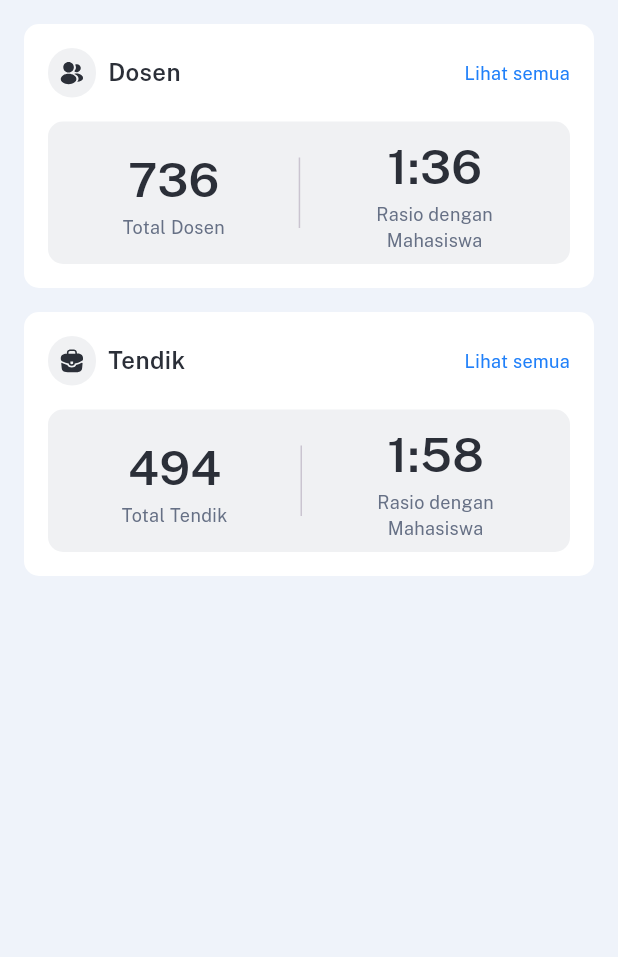
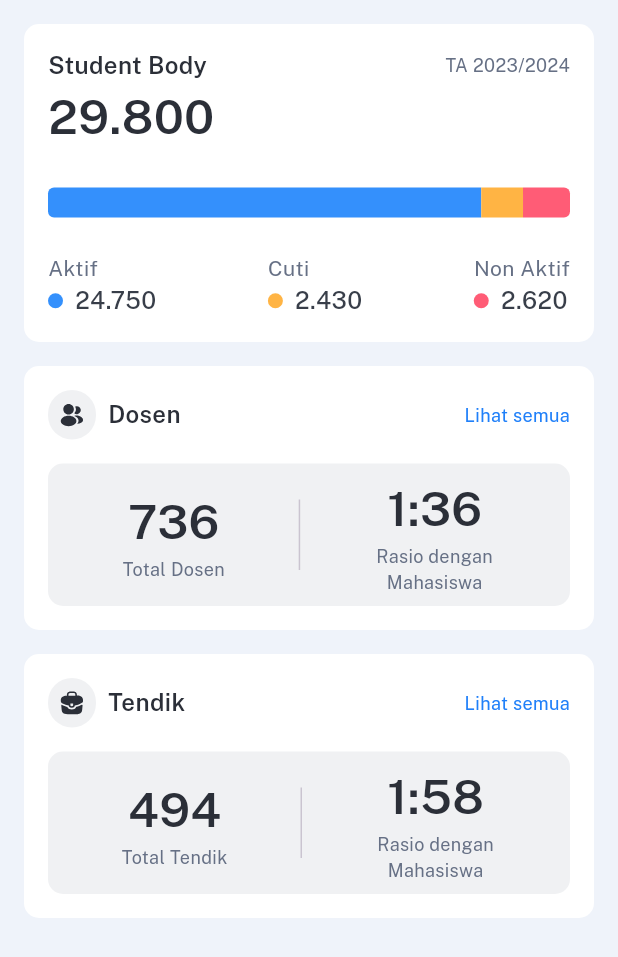
Before and after one commit to ahmluthfi/DES_UAD, a Flutter app: the screen it shows after launch, on a phone screen of 412 x 824 dp. Shown: the top 957 px of the screen. Run offline on Flutter 3.47's test engine with Material 3 defaults, Android fonts, the phone set to English and light mode, and no system bars; our stand-ins replace flutter_svg, google_fonts.

Commit message:
adding new student widget that show all the active/inactive/onleave student

```diff
--- a/lib/core/constant_finals.dart
+++ b/lib/core/constant_finals.dart
@@ -24,6 +24,7 @@ const Color kGreen = Color(0xFF00A991);
 const Color kPurple = Color(0xFF5F23FD);
 const Color kLightGrey100 = Color(0xFFF0F1F3);
 const Color kLightGrey500 = Color(0xFF667085);
+const Color kLightGrey800 = Color(0xFF383E49);
 const Color kGrey = Color(0xFF2B2F38);
 
 class Styles {
--- a/lib/main.dart
+++ b/lib/main.dart
@@ -10,7 +10,7 @@ class MyApp extends StatelessWidget {
 
   @override
   Widget build(BuildContext context) {
-    return const MaterialApp(
+    return MaterialApp(
       home: HomeScreen(),
     );
   }
--- a/lib/screens/home/home.dart
+++ b/lib/screens/home/home.dart
@@ -1,9 +1,10 @@
-// ignore_for_file: , prefer_const_constructors
+// ignore_for_file: , prefer_const_constructors, prefer_const_literals_to_create_immutables
 
 import 'package:flutter/material.dart';
 
 import '../../core/constant_finals.dart';
 import '../widgets/card_ratio.dart';
+import '../widgets/card_student_body.dart';
 
 class HomeScreen extends StatelessWidget {
   const HomeScreen({super.key});
@@ -16,6 +17,10 @@ class HomeScreen extends StatelessWidget {
         padding: EdgeInsets.all(16),
         child: Column(
           children: [
+            CardStudentBody(),
+            SizedBox(
+              height: 16,
+            ),
             CardRatio(
               title: 'Dosen',
               total: '736',
--- /dev/null
+++ b/lib/screens/widgets/card_student_body.dart
@@ -0,0 +1,197 @@
+// ignore_for_file: prefer_const_constructors, prefer_const_literals_to_create_immutables
+
+import 'package:flutter/material.dart';
+
+import '../../core/constant_finals.dart';
+import 'base_container.dart';
+
+class CardStudentBody extends StatelessWidget {
+  const CardStudentBody({super.key});
+
+  @override
+  Widget build(BuildContext context) {
+    //temporary chart
+    double total = 29800;
+    double active = 24750;
+    double onLeave = 2430;
+    double inactive = 2620;
+
+    return BaseContainer(
+      child: Padding(
+        padding: const EdgeInsets.all(16.0),
+        child: Column(
+          children: [
+            Row(
+              mainAxisAlignment: MainAxisAlignment.spaceBetween,
+              children: [
+                Text(
+                  'Student Body',
+                  style: Styles.kPublicSemiBoldBodyOne.copyWith(
+                    color: kGrey,
+                  ),
+                ),
+                Text(
+                  'TA 2023/2024',
+                  style: Styles.kPublicRegularBodyThree.copyWith(
+                    color: kLightGrey500,
+                  ),
+                ),
+              ],
+            ),
+            Row(
+              children: [
+                Text(
+                  '29.800',
+                  style: Styles.kPublicSemiBoldHeadingTwo.copyWith(
+                    color: kGrey,
+                  ),
+                ),
+              ],
+            ),
+            SizedBox(
+              height: 24,
+            ),
+            Row(
+              children: [
+                Expanded(
+                  flex: (active / total * 100).round(),
+                  child: Container(
+                    height: 20,
+                    decoration: BoxDecoration(
+                      borderRadius: BorderRadius.only(
+                        topLeft: Radius.circular(4),
+                        bottomLeft: Radius.circular(4),
+                      ),
+                      color: kLightBlue,
+                    ),
+                  ),
+                ),
+                Expanded(
+                  flex: (onLeave / total * 100).round(),
+                  child: Container(
+                    height: 20,
+                    color: kYellow,
+                  ),
+                ),
+                Expanded(
+                  flex: (inactive / total * 100).round(),
+                  child: Container(
+                    height: 20,
+                    decoration: BoxDecoration(
+                      borderRadius: BorderRadius.only(
+                        topRight: Radius.circular(4),
+                        bottomRight: Radius.circular(4),
+                      ),
+                      color: kPink,
+                    ),
+                  ),
+                ),
+              ],
+            ),
+            SizedBox(
+              height: 24,
+            ),
+            Row(
+              mainAxisAlignment: MainAxisAlignment.spaceBetween,
+              children: [
+                Column(
+                  crossAxisAlignment: CrossAxisAlignment.start,
+                  children: [
+                    Text(
+                      'Aktif',
+                      style: Styles.kPublicRegularBodyTwo
+                          .copyWith(color: kLightGrey500),
+                    ),
+                    Row(
+                      children: [
+                        Container(
+                          height: 10,
+                          width: 10,
+                          decoration: BoxDecoration(
+                            color: kLightBlue,
+                            borderRadius: BorderRadius.circular(10),
+                          ),
+                        ),
+                        SizedBox(
+                          width: 8,
+                        ),
+                        Text(
+                          '24.750',
+                          style: Styles.kPublicMediumBodyOne
+                              .copyWith(color: kLightGrey800),
+                        ),
+                      ],
+                    ),
+                  ],
+                ),
+                Column(
+                  crossAxisAlignment: CrossAxisAlignment.start,
+                  children: [
+                    Text(
+                      'Cuti',
+                      style: Styles.kPublicRegularBodyTwo.copyWith(
+                        color: kLightGrey500,
+                      ),
+                    ),
+                    Row(
+                      children: [
+                        Container(
+                          height: 10,
+                          width: 10,
+                          decoration: BoxDecoration(
+                            color: kYellow,
+                            borderRadius: BorderRadius.circular(10),
+                          ),
+                        ),
+                        SizedBox(
+                          width: 8,
+                        ),
+                        Text(
+                          '2.430',
+                          style: Styles.kPublicMediumBodyOne.copyWith(
+                            color: kLightGrey800,
+                          ),
+                        ),
+                      ],
+                    ),
+                  ],
+                ),
+                Column(
+                  crossAxisAlignment: CrossAxisAlignment.start,
+                  children: [
+                    Text(
+                      'Non Aktif',
+                      style: Styles.kPublicRegularBodyTwo
+                          .copyWith(color: kLightGrey500),
+                    ),
+                    Row(
+                      children: [
+                        Container(
+                          height: 10,
+                          width: 10,
+                          decoration: BoxDecoration(
+                            color: kPink,
+                            borderRadius: BorderRadius.circular(10),
+                          ),
+                        ),
+                        SizedBox(
+                          width: 8,
+                        ),
+                        Text(
+                          '2.620',
+                          style: Styles.kPublicMediumBodyOne.copyWith(
+                            color: kLightGrey800,
+                          ),
+                        ),
+                      ],
+                    ),
+                  ],
+                ),
+              ],
+            ),
+          ],
+        ),
+      ),
+    );
+  }
+}
```
Also changed, not shown: lib/screens/widgets/dart.dart (added, +97 -0 lines).
